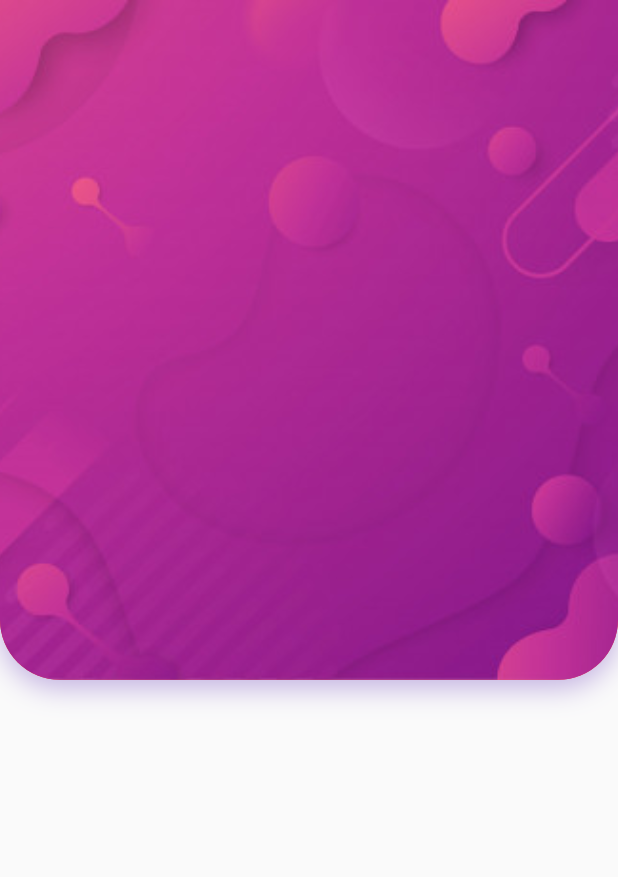
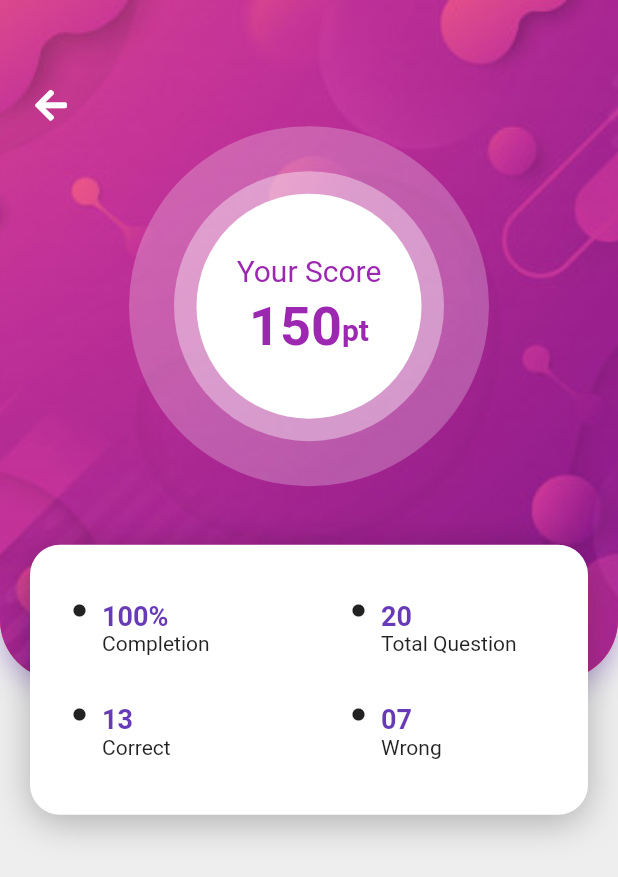
Before and after one commit to aman1210/FindMind_Quiz, a Flutter app: the screen it shows after launch, on a phone screen of 412 x 824 dp. Shown: the top 877 px of the screen. Run offline on Flutter 3.47's test engine with Material 2 defaults, Android fonts, the phone set to English and light mode, and no system bars; our stand-ins replace circular_countdown_timer, firebase_core, font_awesome_flutter, percent_indicator; accounts and stored records are empty.

Commit message:
adding scoreboard

```diff
--- a/lib/screens/quizScreen.dart
+++ b/lib/screens/quizScreen.dart
@@ -63,7 +63,10 @@ class _QuizScreenState extends State<QuizScreen> {
           clipBehavior: Clip.none,
           children: [
             BackGround(topWidgetHeight: topWidgetHeight, s: s, radius: radius),
-            CustomAppBar(s: s),
+            CustomAppBar(
+              s: s,
+              isQuizScreen: true,
+            ),
             Question(
               topWidgetHeight: topWidgetHeight,
               s: s,
--- a/lib/screens/scoreScreen.dart
+++ b/lib/screens/scoreScreen.dart
@@ -1,18 +1,110 @@
 import 'package:findmind_task/widgets/background.dart';
+import 'package:findmind_task/widgets/customAppBar.dart';
+import 'package:findmind_task/widgets/scoreBubble.dart';
 import 'package:flutter/material.dart';
 
 class ScoreScreen extends StatelessWidget {
   @override
   Widget build(BuildContext context) {
     final Size size = MediaQuery.of(context).size;
-    var bgHeight = size.height * 0.55;
+    final bgHeight = size.height * 0.55;
+    final scoreContainerHeight = 180.0;
+    final scoreContainerWidth = size.width - 40;
     return Scaffold(
       body: Container(
         height: size.height,
         width: size.width,
+        color: Colors.grey[200],
         child: Stack(
           children: [
-            BackGround(topWidgetHeight: bgHeight, s: size, radius: 40)
+            BackGround(topWidgetHeight: bgHeight, s: size, radius: 40),
+            ScoreBubble(
+                bgHeight: bgHeight,
+                scoreContainerHeight: scoreContainerHeight,
+                size: size),
+            CustomAppBar(
+              s: size,
+              isQuizScreen: false,
+            ),
+            Positioned(
+              top: bgHeight - scoreContainerHeight / 2,
+              left: 20,
+              child: Container(
+                height: scoreContainerHeight,
+                width: scoreContainerWidth,
+                // padding: const EdgeInsets.all(10),
+                decoration: BoxDecoration(
+                  color: Colors.white,
+                  borderRadius: BorderRadius.circular(20),
+                  boxShadow: [
+                    BoxShadow(
+                      offset: Offset(0, 5),
+                      color: Colors.black26,
+                      blurRadius: 20,
+                    )
+                  ],
+                ),
+                child: Column(
+                  mainAxisAlignment: MainAxisAlignment.center,
+                  children: [
+                    Row(
+                      mainAxisAlignment: MainAxisAlignment.center,
+                      children: [
+                        customTile("100%", "Completion"),
+                        customTile("20", "Total Question")
+                      ],
+                    ),
+                    Row(
+                      mainAxisAlignment: MainAxisAlignment.start,
+                      children: [
+                        customTile("13", "Correct"),
+                        customTile("07", "Wrong"),
+                      ],
+                    )
+                  ],
+                ),
+              ),
+            )
+          ],
+        ),
+      ),
+    );
+  }
+
+  Expanded customTile(String title, String subTitle) {
+    return Expanded(
+      child: Container(
+        // color: Colors.red,
+        margin: const EdgeInsets.only(left: 10),
+        padding: const EdgeInsets.symmetric(horizontal: 8, vertical: 16),
+        child: Row(
+          crossAxisAlignment: CrossAxisAlignment.start,
+          // mainAxisAlignment: MainAxisAlignment.center,
+          children: [
+            Padding(
+              padding: const EdgeInsets.symmetric(horizontal: 10, vertical: 2),
+              child: Icon(
+                Icons.circle,
+                size: 10,
+              ),
+            ),
+            Column(
+              mainAxisAlignment: MainAxisAlignment.center,
+              crossAxisAlignment: CrossAxisAlignment.start,
+              children: [
+                Text(
+                  title,
+                  style: TextStyle(
+                      fontSize: 18,
+                      fontWeight: FontWeight.bold,
+                      color: Colors.deepPurple),
+                ),
+                Text(
+                  subTitle,
+                  style: TextStyle(fontSize: 14, color: Colors.black87),
+                ),
+              ],
+            )
           ],
         ),
       ),
--- a/lib/widgets/customAppBar.dart
+++ b/lib/widgets/customAppBar.dart
@@ -7,9 +7,11 @@ class CustomAppBar extends StatelessWidget {
   const CustomAppBar({
     Key key,
     @required this.s,
+    @required this.isQuizScreen,
   }) : super(key: key);
 
   final Size s;
+  final bool isQuizScreen;
 
   @override
   Widget build(BuildContext context) {
@@ -28,6 +30,7 @@ class CustomAppBar extends StatelessWidget {
             ),
             onPressed: () {},
           ),
+          if (isQuizScreen)
             IconButton(
               icon: Transform.rotate(
                 angle: pi / 2,
--- /dev/null
+++ b/lib/widgets/scoreBubble.dart
@@ -0,0 +1,79 @@
+import 'package:flutter/material.dart';
+
+class ScoreBubble extends StatelessWidget {
+  const ScoreBubble({
+    Key key,
+    @required this.bgHeight,
+    @required this.scoreContainerHeight,
+    @required this.size,
+  }) : super(key: key);
+
+  final double bgHeight;
+  final double scoreContainerHeight;
+  final Size size;
+
+  @override
+  Widget build(BuildContext context) {
+    return Container(
+      height: bgHeight - scoreContainerHeight / 4,
+      width: size.width,
+      child: Center(
+        child: Container(
+          height: 240,
+          decoration:
+              BoxDecoration(color: Colors.white24, shape: BoxShape.circle),
+          child: Center(
+            child: Container(
+              height: 180,
+              decoration:
+                  BoxDecoration(color: Colors.white38, shape: BoxShape.circle),
+              child: Center(
+                child: Container(
+                  height: 150,
+                  width: 150,
+                  decoration: BoxDecoration(
+                      color: Colors.white, shape: BoxShape.circle),
+                  child: Column(
+                    mainAxisAlignment: MainAxisAlignment.center,
+                    children: [
+                      Text(
+                        'Your Score',
+                        style: TextStyle(
+                            color: Theme.of(context).primaryColor,
+                            fontSize: 20),
+                      ),
+                      SizedBox(
+                        height: 5,
+                      ),
+                      Row(
+                        mainAxisAlignment: MainAxisAlignment.center,
+                        children: [
+                          Text(
+                            '150',
+                            style: TextStyle(
+                              color: Theme.of(context).primaryColor,
+                              fontSize: 36,
+                              fontWeight: FontWeight.bold,
+                            ),
+                          ),
+                          Text(
+                            'pt',
+                            style: TextStyle(
+                                color: Theme.of(context).primaryColor,
+                                fontSize: 20,
+                                fontWeight: FontWeight.bold,
+                                height: 1.5),
+                          ),
+                        ],
+                      )
+                    ],
+                  ),
+                ),
+              ),
+            ),
+          ),
+        ),
+      ),
+    );
+  }
+}
--- a/lib/widgets/timer.dart
+++ b/lib/widgets/timer.dart
@@ -1,15 +1,13 @@
-import 'dart:async';
+import 'package:flutter/material.dart';
 
 import 'package:circular_countdown_timer/circular_countdown_timer.dart';
-import 'package:flutter/material.dart';
-import 'package:percent_indicator/percent_indicator.dart';
 
 class QuizTimer extends StatefulWidget {
   final double topWidgetHeight;
   final Size s;
   final Function timesUp;
   final bool answerSelected;
-  CountDownController controller;
+  final CountDownController controller;
   QuizTimer(this.topWidgetHeight, this.s, this.timesUp, this.answerSelected,
       this.controller);
   @override
```
Also changed, not shown: lib/main.dart (+5 -3 lines). Lines whose indentation alone changed are shown as unchanged.
